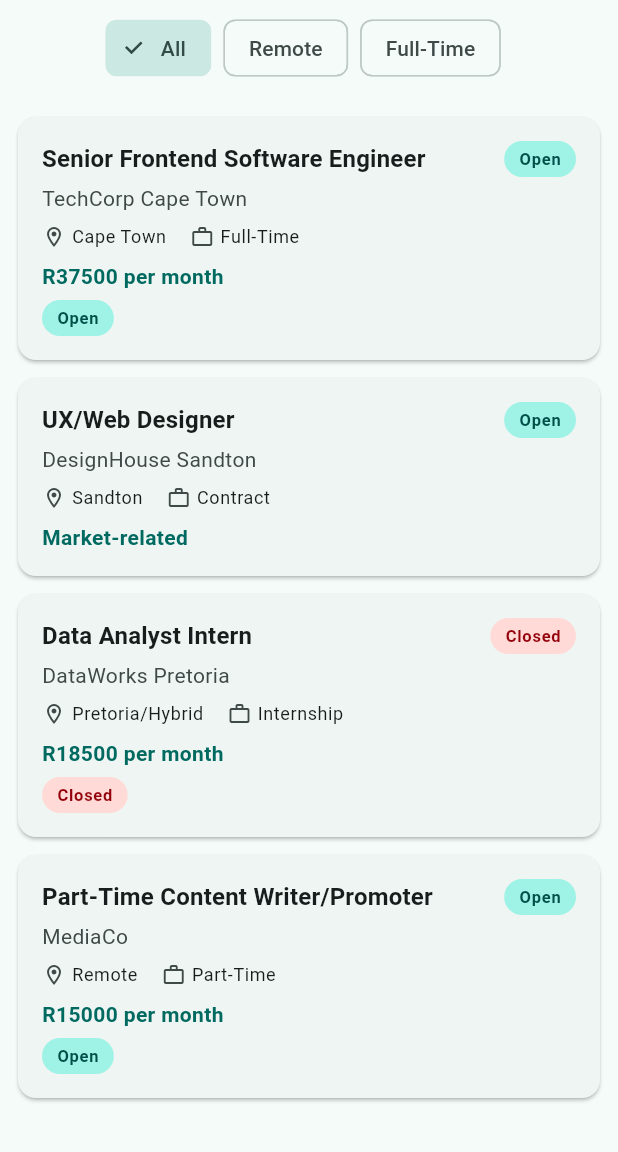
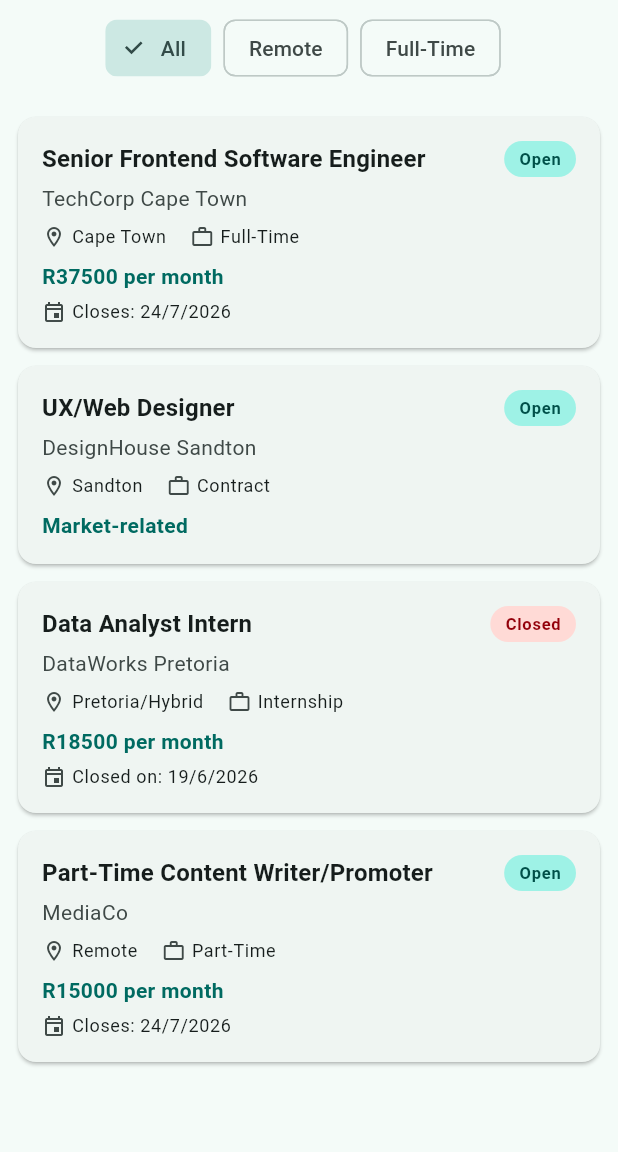
Before and after one commit to Kavin-Maziya/CareerHub_Mobile, a Flutter app: the screen it shows after launch, on a phone screen of 412 x 824 dp, the part 84-1236 px from its top. Run offline on Flutter 3.47's test engine with Material 3 defaults, Android fonts, the phone set to English and light mode, and no system bars.

Commit message:
fix: updated the jobstatus badge bug and added my custom color palette the the main.dart

```diff
--- a/lib/main.dart
+++ b/lib/main.dart
@@ -1,7 +1,5 @@
-// lib/main.dart
-
-import 'package:careerhub_mobile/screens/home_screen.dart';
 import 'package:flutter/material.dart';
+import 'screens/home_screen.dart';
 
 void main() {
   runApp(const CareerHubApp());
@@ -10,26 +8,70 @@ void main() {
 class CareerHubApp extends StatelessWidget {
   const CareerHubApp({super.key});
 
-static const _seedColor = Color(0xFF0D3B36); // custom deep teal
+  static const _seedColor = Color(0xFF0D3B36); // deep teal
+  static const _gold = Color(0xFFE5C690);
+  static const _cream = Color(0xFFE3DAC9);
 
   @override
   Widget build(BuildContext context) {
     return MaterialApp(
       title: 'CareerHub',
       theme: ThemeData(
-          colorScheme: ColorScheme.fromSeed(seedColor: _seedColor),
+        colorScheme: ColorScheme.fromSeed(
+          seedColor: _seedColor,
           brightness: Brightness.light,
+        ).copyWith(
+          secondary: _gold,
+          surfaceContainerHighest: _cream,
+        ),
         useMaterial3: true,
       ),
       darkTheme: ThemeData(
         colorScheme: ColorScheme.fromSeed(
           seedColor: _seedColor,
           brightness: Brightness.dark,
+        ).copyWith(
+          secondary: _gold,
         ),
         useMaterial3: true,
       ),
-      themeMode: ThemeMode.system, //System aware Theme Mode
+      themeMode: ThemeMode.system,
       home: const HomeScreen(),
     );
   }
 }
+
+
+// import 'package:careerhub_mobile/screens/home_screen.dart';
+// import 'package:flutter/material.dart';
+
+// void main() {
+//   runApp(const CareerHubApp());
+// }
+
+// class CareerHubApp extends StatelessWidget {
+//   const CareerHubApp({super.key});
+
+// static const _seedColor = Color(0xFF0D3B36); // custom deep teal
+
+//   @override
+//   Widget build(BuildContext context) {
+//     return MaterialApp(
+//       title: 'CareerHub',
+//       theme: ThemeData(
+//           colorScheme: ColorScheme.fromSeed(seedColor: _seedColor),
+//           brightness: Brightness.light,
+//         useMaterial3: true,
+//       ),
+//       darkTheme: ThemeData(
+//         colorScheme: ColorScheme.fromSeed(
+//           seedColor: _seedColor,
+//           brightness: Brightness.dark,
+//         ),
+//         useMaterial3: true,
+//       ),
+//       themeMode: ThemeMode.system, //System aware Theme Mode
+//       home: const HomeScreen(),
+//     );
+//   }
+// }
--- a/lib/widgets/job_card.dart
+++ b/lib/widgets/job_card.dart
@@ -1,4 +1,3 @@
-
 import 'package:careerhub_mobile/widgets/job_status_badge.dart';
 import 'package:flutter/material.dart';
 import 'package:careerhub_mobile/models/job.dart';
@@ -30,12 +29,11 @@ class JobCard extends StatelessWidget {
                     ),
                   ),
                 ),
-                _StatusChip(isOpen: job.canApply),
+                JobStatusBadge(isOpen: job.canApply), // now using the extracted widget
               ],
             ),
             const SizedBox(height: 4),
 
-            // Company name uses bodyMedium with onSurfaceVariant colour.
             Text(
               job.company,
               style: theme.textTheme.bodyMedium?.copyWith(
@@ -44,7 +42,6 @@ class JobCard extends StatelessWidget {
             ),
             const SizedBox(height: 8),
 
-            // Location and employment type use bodySmall.
             Row(
               children: [
                 Icon(Icons.location_on_outlined,
@@ -58,9 +55,8 @@ class JobCard extends StatelessWidget {
                 Text(job.employmentType, style: theme.textTheme.bodySmall),
               ],
             ),
+            const SizedBox(height: 8),
 
-            const SizedBox(height: 8),
-            // Salary uses bodyMedium.
             Text(
               job.displaySalary,
               style: theme.textTheme.bodyMedium?.copyWith(
@@ -70,10 +66,21 @@ class JobCard extends StatelessWidget {
             ),
 
             // collection-if: only rendered when closingDate is present.
-            // Absent means no row at all — no "Closes: " label, no gap.
             if (job.closingDate != null) ...[
               const SizedBox(height: 6),
-             JobStatusBadge(isOpen: job.canApply), // extracted widget, not inline
+              Row(
+                children: [
+                  Icon(Icons.event_outlined,
+                      size: 16, color: theme.colorScheme.onSurfaceVariant),
+                  const SizedBox(width: 4),
+                 Text(
+        job.canApply
+            ? 'Closes: ${_formatDate(job.closingDate!)}'
+            : 'Closed on: ${_formatDate(job.closingDate!)}',
+        style: theme.textTheme.bodySmall,
+      ),
+                ],
+              ),
             ],
           ],
         ),
@@ -85,34 +92,33 @@ class JobCard extends StatelessWidget {
     return '${date.day}/${date.month}/${date.year}';
   }
 }
+// // Extracted so the status visual logic lives in one place.
+// class _StatusChip extends StatelessWidget {
+//   final bool isOpen;
 
-// Extracted so the status visual logic lives in one place.
-class _StatusChip extends StatelessWidget {
-  final bool isOpen;
+//   const _StatusChip({required this.isOpen});
 
-  const _StatusChip({required this.isOpen});
+//   @override
+//   Widget build(BuildContext context) {
+//     final theme = Theme.of(context);
 
-  @override
-  Widget build(BuildContext context) {
-    final theme = Theme.of(context);
-
-    return Container(
-      padding: const EdgeInsets.symmetric(horizontal: 10, vertical: 4),
-      decoration: BoxDecoration(
-        color: isOpen
-            ? theme.colorScheme.primaryContainer
-            : theme.colorScheme.errorContainer,
-        borderRadius: BorderRadius.circular(12),
-      ),
-      child: Text(
-        isOpen ? 'Open' : 'Closed',
-        style: theme.textTheme.labelSmall?.copyWith(
-          color: isOpen
-              ? theme.colorScheme.onPrimaryContainer
-              : theme.colorScheme.onErrorContainer,
-          fontWeight: FontWeight.bold,
-        ),
-      ),
-    );
-  }
-}
+//     return Container(
+//       padding: const EdgeInsets.symmetric(horizontal: 10, vertical: 4),
+//       decoration: BoxDecoration(
+//         color: isOpen
+//             ? theme.colorScheme.primaryContainer
+//             : theme.colorScheme.errorContainer,
+//         borderRadius: BorderRadius.circular(12),
+//       ),
+//       child: Text(
+//         isOpen ? 'Open' : 'Closed',
+//         style: theme.textTheme.labelSmall?.copyWith(
+//           color: isOpen
+//               ? theme.colorScheme.onPrimaryContainer
+//               : theme.colorScheme.onErrorContainer,
+//           fontWeight: FontWeight.bold,
+//         ),
+//       ),
+//     );
+//   }
+// }
```
